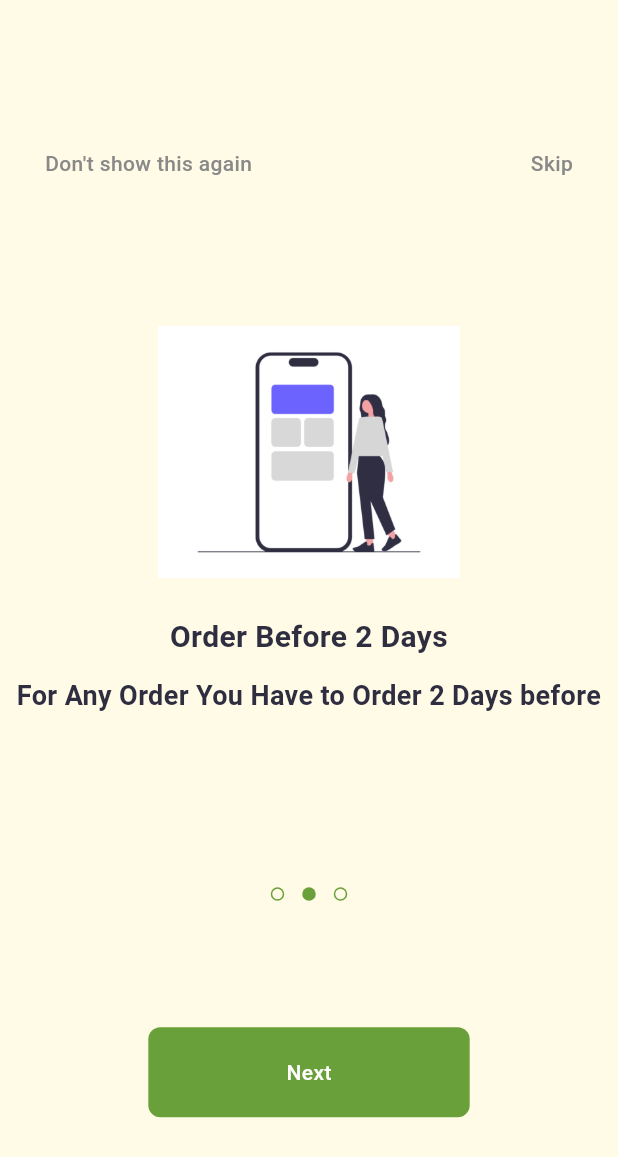
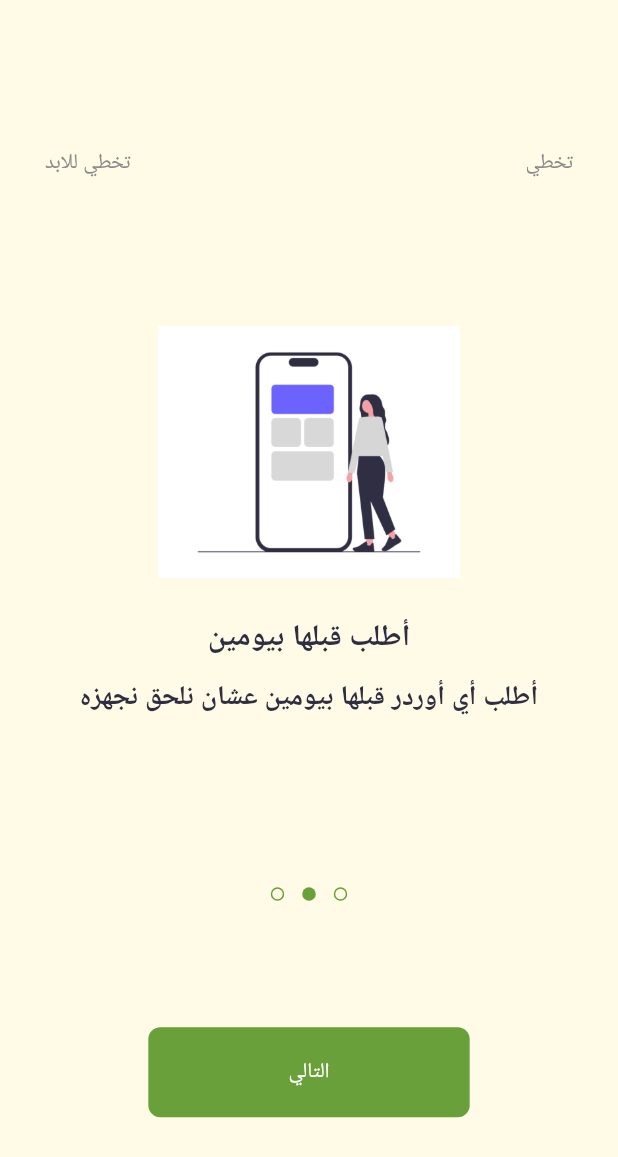
Before and after one commit to SherifShamel/food-court, a Flutter app: the screen it shows after launch, swiped to page 2, on a phone screen of 412 x 824 dp. Shown: the top 1157 px of the screen. Run offline on Flutter 3.47's test engine with Material 3 defaults, Android fonts, the phone set to English and light mode, and no system bars; drawn by our look-alikes of dots_indicator; our stand-ins replace carousel_slider, cloud_firestore, connectivity_plus, dartz, firebase_core, flutter_bloc and 2 more; accounts and stored records are empty; Roboto replaces fonts that are missing (Gotham).

Commit message:
finished the app..

```diff
--- a/lib/main.dart
+++ b/lib/main.dart
@@ -1,3 +1,4 @@
+import 'package:connectivity_plus/connectivity_plus.dart';
 import 'package:flutter/material.dart';
 
 import 'package:firebase_core/firebase_core.dart';
@@ -24,9 +25,14 @@ void main() async {
   );
 }
 
-class MyApp extends StatelessWidget {
+class MyApp extends StatefulWidget {
   const MyApp({super.key});
 
+  @override
+  State<MyApp> createState() => _MyAppState();
+}
+
+class _MyAppState extends State<MyApp> {
   @override
   Widget build(BuildContext context) {
     return MaterialApp(
--- a/lib/presentation/features/home_feature/pages/home_screen.dart
+++ b/lib/presentation/features/home_feature/pages/home_screen.dart
@@ -1,4 +1,4 @@
-
+import 'package:connectivity_plus/connectivity_plus.dart';
 import 'package:flutter/material.dart';
 import 'package:food_court/presentation/features/home_feature/widgets/home_body.dart';
 import 'package:food_court/presentation/features/home_feature/widgets/my_custom_drawer.dart';
@@ -17,7 +17,7 @@ class _HomeScreenState extends State<HomeScreen> {
   Widget build(BuildContext context) {
     return Scaffold(
         appBar: AppBar(
-          title: const Text("Matba5 Rannem"),
+          title: const Text("مطبخ رنيم"),
         ),
         drawer: const MyCustomDrawer(),
         body: const HomeBody()
--- a/lib/presentation/features/home_feature/widgets/my_custom_drawer.dart
+++ b/lib/presentation/features/home_feature/widgets/my_custom_drawer.dart
@@ -26,7 +26,7 @@ class _MyCustomDrawerState extends State<MyCustomDrawer> {
             const Divider(thickness: 1),
             const SizedBox(height: 20),
             const Text(
-              "To Make An Order",
+              "عشان تعمل أوردر",
               style: TextStyle(
                 fontSize: 22,
                 fontWeight: FontWeight.bold,
@@ -42,7 +42,7 @@ class _MyCustomDrawerState extends State<MyCustomDrawer> {
                 goToWhatsapp();
               },
               child: const Text(
-                "Just Call Us On 01150028603",
+                "من خلال الوتساب 01150028603",
                 style: TextStyle(
                   decoration: TextDecoration.underline,
                   color: Colors.blue,
@@ -51,11 +51,13 @@ class _MyCustomDrawerState extends State<MyCustomDrawer> {
             ),
             const SizedBox(height: 15),
             const Text(
-              "You Can Pay Cash On Delivery,\n Or Online On The Same Number",
+              "تقدر تدفع كاش عند الاستلام\n  أو تحول لمحفظه علي رقم 01123275233",
+              textAlign: TextAlign.center,
             ),
             const SizedBox(height: 50),
             const Text(
               "Bon appétit <3",
+              textAlign: TextAlign.center,
             ),
           ],
         ),
@@ -66,7 +68,7 @@ class _MyCustomDrawerState extends State<MyCustomDrawer> {
   goToWhatsapp() async {
     if (Platform.isAndroid) {
       launchUrl(Uri.parse(
-          '$whatsappUrl?text= ${Uri.parse("Hello! \n I want to make an order!")}'));
+          '$whatsappUrl?text= ${Uri.parse("هاي! \n عايز أعمل أوردر!")}'));
     }
   }
 }
--- a/lib/presentation/features/meals_feature/pages/meals_screen.dart
+++ b/lib/presentation/features/meals_feature/pages/meals_screen.dart
@@ -1,3 +1,4 @@
+import 'package:connectivity_plus/connectivity_plus.dart';
 import 'package:flutter/material.dart';
 import 'package:food_court/firebase/firebase_utils.dart';
 import 'package:food_court/model/meal_model.dart';
@@ -40,6 +41,7 @@ class _MealsScreenState extends State<MealsScreen> {
               child: CircularProgressIndicator(),
             );
           }
+
           if (snapshot.hasError) {
             return Center(
               child: Text(
@@ -47,6 +49,7 @@ class _MealsScreenState extends State<MealsScreen> {
               ),
             );
           }
+
           if (snapshot.data!.isEmpty) {
             return Center(
               child: Text(
--- a/lib/presentation/features/welcome_feature/pages/welcome_screen.dart
+++ b/lib/presentation/features/welcome_feature/pages/welcome_screen.dart
@@ -67,7 +67,7 @@ class _WelcomeScreenBodyState extends State<WelcomeScreenBody> {
               child: InkWell(
                 onTap: skipPage,
                 child: const Text(
-                  "Skip",
+                  "تخطي",
                   style: TextStyle(
                     fontSize: 14,
                     color: Color(0xFF898989),
@@ -87,7 +87,7 @@ class _WelcomeScreenBodyState extends State<WelcomeScreenBody> {
               child: InkWell(
                 onTap: submit,
                 child: const Text(
-                  "Don't show this again",
+                  "تخطي للابد",
                   style: TextStyle(
                     fontSize: 14,
                     color: Color(0xFF898989),
@@ -113,8 +113,8 @@ class _WelcomeScreenBodyState extends State<WelcomeScreenBody> {
                 }
               },
               text: pageController!.hasClients
-                  ? (pageController?.page == 2 ? "Get Started" : "Next")
-                  : "Next",
+                  ? (pageController?.page == 2 ? "ابدا" : "التالي")
+                  : "التالي",
             ),
           ),
         ],
--- a/lib/presentation/features/welcome_feature/widgets/custom_page_view.dart
+++ b/lib/presentation/features/welcome_feature/widgets/custom_page_view.dart
@@ -13,19 +13,19 @@ class CustomPageView extends StatelessWidget {
       controller: pageController,
       children: const [
         PageViewItem(
-          title: "Welcome",
-          description: "We have gained a great customer today!",
+          title: "!أهلا",
+          description: "!كسبنا عميل النهاردة",
           image: Assets.imgChoose,
         ),
         PageViewItem(
-          title: "Order Before 2 Days",
-          description: "For Any Order You Have to Order 2 Days before",
+          title: "أطلب قبلها بيومين",
+          description: "أطلب أي أوردر قبلها بيومين عشان نلحق نجهزه",
           image: Assets.imgApps,
         ),
         PageViewItem(
-          title: "Add To Favourites",
+          title: "اضف إلى السلة",
           description:
-              "You Can Add Your Favourite Meals To The Favourites Section",
+              "ممكن تضيف أي وجبة إلى السلة",
           image: Assets.imgHeart,
         ),
         // PageViewItem(
--- a/pubspec.yaml
+++ b/pubspec.yaml
@@ -22,6 +22,7 @@ dependencies:
   flutter_riverpod: ^2.4.10
   shared_preferences: ^2.2.3
   url_launcher: ^6.2.4
+  connectivity_plus: ^3.0.2
 
 dev_dependencies:
   flutter_test:
```
Also changed, not shown: pubspec.lock.
